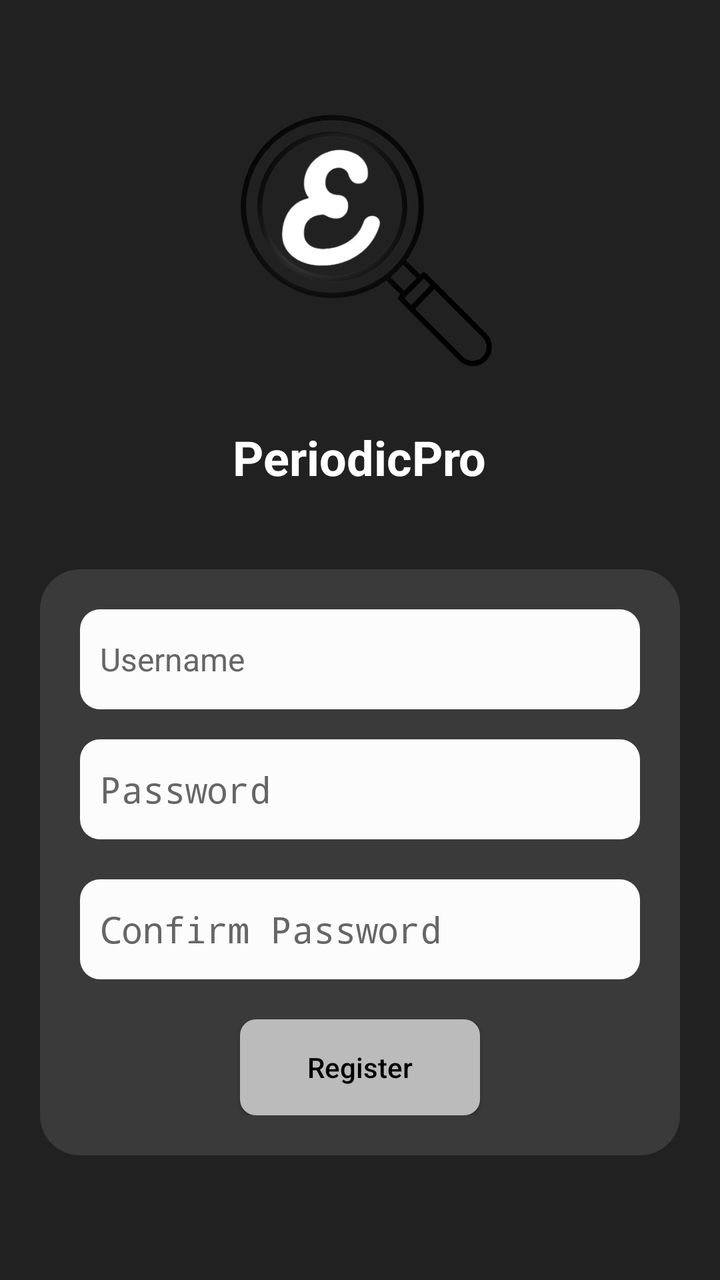
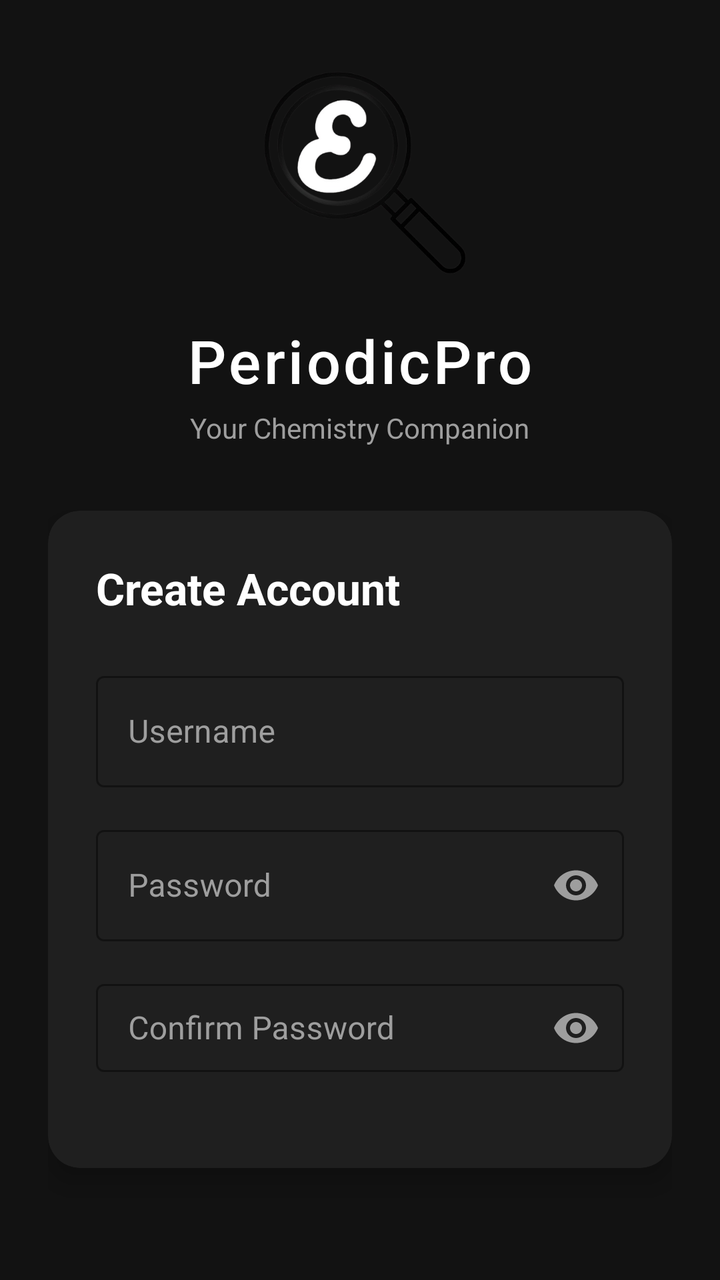

An Android layout rendered at two revisions. The XML below is the earlier revision; the diff shows what the commit changed to produce the second picture.
<!-- AndroidManifest.xml: application theme Theme.PeriodicPro -->
<!-- res/layout/activity_register.xml -->
<?xml version="1.0" encoding="utf-8"?>
<LinearLayout xmlns:android="http://schemas.android.com/apk/res/android"
    xmlns:tools="http://schemas.android.com/tools"
    android:layout_width="match_parent"
    android:layout_height="match_parent"
    android:orientation="vertical"
    android:background="#212121"
    android:gravity="center">

    
    <ImageView
        android:layout_width="150dp"
        android:layout_height="150dp"
        android:src="@drawable/logo"
        android:layout_marginBottom="20dp"/>

    
    <TextView
        android:layout_width="wrap_content"
        android:layout_height="wrap_content"
        android:text="PeriodicPro"
        android:textSize="24sp"
        android:textColor="#FFFFFF"
        android:textStyle="bold"
        android:layout_marginBottom="20dp"/>

    
    <LinearLayout
        android:layout_width="match_parent"
        android:layout_height="wrap_content"
        android:orientation="vertical"
        android:padding="20dp"
        android:layout_margin="20dp"
        android:gravity="center"
        android:layout_marginTop="50dp"
        android:layout_marginBottom="30dp"
        android:paddingTop="40dp"
        android:paddingBottom="40dp"
        android:background="@drawable/rounded_form_bg">

        
        <EditText
            android:id="@+id/edittext_usernameRegister"
            android:layout_width="match_parent"
            android:layout_height="50dp"
            android:hint="Username"
            android:textColorHint="#666666"
            android:textColor="#000000"
            android:padding="10dp"
            android:layout_marginBottom="15dp"
            android:background="@drawable/rounded_input_bg"
            android:textSize="16sp"
            tools:ignore="VisualLintTextFieldSize" />

        
        <EditText
            android:id="@+id/edittext_passwordRegister"
            android:layout_width="match_parent"
            android:layout_height="50dp"
            android:hint="Password"
            android:textColorHint="#666666"
            android:textColor="#000000"
            android:padding="10dp"
            android:inputType="textPassword"
            android:layout_marginBottom="20dp"
            android:background="@drawable/rounded_input_bg"
            tools:ignore="VisualLintTextFieldSize" />

        <EditText
            android:id="@+id/edittext_confirmPassword"
            android:layout_width="match_parent"
            android:layout_height="50dp"
            android:hint="Confirm Password"
            android:textColorHint="#666666"
            android:textColor="#000000"
            android:padding="10dp"
            android:inputType="textPassword"
            android:layout_marginBottom="20dp"
            android:background="@drawable/rounded_input_bg"
            tools:ignore="VisualLintTextFieldSize" />

        
        <Button
            android:id="@+id/button_goToLogin"
            android:layout_width="120dp"
            android:layout_height="48dp"
            android:text="Register"
            android:textColor="#000000"
            android:padding="10dp"
            android:textAllCaps="false"
            android:background="@drawable/rounded_button_bg"/>
    </LinearLayout>


</LinearLayout>
<!-- resources referenced by this layout -->
<resources>
  <!-- drawable logo: png bitmap (drawable, 91512 bytes) -->
  <!-- drawable rounded_button_bg (drawable) -->
  <?xml version="1.0" encoding="utf-8"?>
  <shape xmlns:android="http://schemas.android.com/apk/res/android"
      android:shape="rectangle">
      <solid android:color="#bbbbbb" />
      <corners android:radius="8dp" />
  </shape>
  <!-- drawable rounded_form_bg (drawable) -->
  <?xml version="1.0" encoding="utf-8"?>
  <shape xmlns:android="http://schemas.android.com/apk/res/android">
      <solid android:color="#3b3a3a"/> 
      <corners android:radius="20dp"/> 
  </shape>
  <!-- drawable rounded_input_bg (drawable) -->
  <?xml version="1.0" encoding="utf-8"?>
  <shape xmlns:android="http://schemas.android.com/apk/res/android">
      <solid android:color="#fcfcfc"/> 
      <corners android:radius="10dp"/> 
  </shape>
  <style name="Theme.PeriodicPro" parent="Theme.AppCompat.DayNight.NoActionBar">
          <item name="colorPrimary">#212121</item>
          <item name="colorPrimaryDark">#171717</item>
          <item name="colorAccent">#00796B</item>
          <item name="android:windowBackground">#212121</item>
      </style>
</resources>

<!-- the commit's change to res/layout/activity_register.xml (unified diff, before → after) -->
@@ -1,95 +1,176 @@
 <?xml version="1.0" encoding="utf-8"?>
 <LinearLayout xmlns:android="http://schemas.android.com/apk/res/android"
     xmlns:tools="http://schemas.android.com/tools"
+    xmlns:app="http://schemas.android.com/apk/res-auto"
     android:layout_width="match_parent"
     android:layout_height="match_parent"
     android:orientation="vertical"
-    android:background="#212121"
-    android:gravity="center">
-
-    
-    <ImageView
-        android:layout_width="150dp"
-        android:layout_height="150dp"
-        android:src="@drawable/logo"
-        android:layout_marginBottom="20dp"/>
-
-    
-    <TextView
-        android:layout_width="wrap_content"
-        android:layout_height="wrap_content"
-        android:text="PeriodicPro"
-        android:textSize="24sp"
-        android:textColor="#FFFFFF"
-        android:textStyle="bold"
-        android:layout_marginBottom="20dp"/>
+    android:background="#121212"
+    android:gravity="center"
+    android:padding="24dp">
 
     
     <LinearLayout
         android:layout_width="match_parent"
         android:layout_height="wrap_content"
         android:orientation="vertical"
-        android:padding="20dp"
-        android:layout_margin="20dp"
         android:gravity="center"
-        android:layout_marginTop="50dp"
-        android:layout_marginBottom="30dp"
-        android:paddingTop="40dp"
-        android:paddingBottom="40dp"
-        android:background="@drawable/rounded_form_bg">
+        android:layout_marginBottom="32dp">
+        
+        
+        <ImageView
+            android:layout_width="120dp"
+            android:layout_height="120dp"
+            android:src="@drawable/logo"
+            android:layout_marginBottom="16dp"/>
 
         
-        <EditText
-            android:id="@+id/edittext_usernameRegister"
-            android:layout_width="match_parent"
-            android:layout_height="50dp"
-            android:hint="Username"
-            android:textColorHint="#666666"
-            android:textColor="#000000"
-            android:padding="10dp"
-            android:layout_marginBottom="15dp"
-            android:background="@drawable/rounded_input_bg"
-            android:textSize="16sp"
-            tools:ignore="VisualLintTextFieldSize" />
-
+        <TextView
+            android:layout_width="wrap_content"
+            android:layout_height="wrap_content"
+            android:text="PeriodicPro"
+            android:textSize="30sp"
+            android:textColor="#FFFFFF"
+            android:fontFamily="sans-serif-medium"
+            android:letterSpacing="0.05"/>
+            
         
-        <EditText
-            android:id="@+id/edittext_passwordRegister"
-            android:layout_width="match_parent"
-            android:layout_height="50dp"
-            android:hint="Password"
-            android:textColorHint="#666666"
-            android:textColor="#000000"
-            android:padding="10dp"
-            android:inputType="textPassword"
-            android:layout_marginBottom="20dp"
-            android:background="@drawable/rounded_input_bg"
-            tools:ignore="VisualLintTextFieldSize" />
-
-        <EditText
-            android:id="@+id/edittext_confirmPassword"
-            android:layout_width="match_parent"
-            android:layout_height="50dp"
-            android:hint="Confirm Password"
-            android:textColorHint="#666666"
-            android:textColor="#000000"
-            android:padding="10dp"
-            android:inputType="textPassword"
-            android:layout_marginBottom="20dp"
-            android:background="@drawable/rounded_input_bg"
-            tools:ignore="VisualLintTextFieldSize" />
-
-        
-        <Button
-            android:id="@+id/button_goToLogin"
-            android:layout_width="120dp"
-            android:layout_height="48dp"
-            android:text="Register"
-            android:textColor="#000000"
-            android:padding="10dp"
-            android:textAllCaps="false"
-            android:background="@drawable/rounded_button_bg"/>
+        <TextView
+            android:layout_width="wrap_content"
+            android:layout_height="wrap_content"
+            android:text="Your Chemistry Companion"
+            android:textSize="14sp"
+            android:textColor="#9E9E9E"
+            android:layout_marginTop="4dp"/>
     </LinearLayout>
 
+    
+    <androidx.cardview.widget.CardView
+        android:layout_width="match_parent"
+        android:layout_height="wrap_content"
+        android:layout_marginBottom="32dp"
+        app:cardCornerRadius="16dp"
+        app:cardBackgroundColor="#1F1F1F"
+        app:cardElevation="8dp">
 
+        <LinearLayout
+            android:layout_width="match_parent"
+            android:layout_height="wrap_content"
+            android:orientation="vertical"
+            android:padding="24dp">
+
+            <TextView
+                android:layout_width="match_parent"
+                android:layout_height="wrap_content"
+                android:text="Create Account"
+                android:textColor="#FFFFFF"
+                android:textSize="22sp"
+                android:textStyle="bold"
+                android:layout_marginBottom="24dp" />
+
+            
+            <com.google.android.material.textfield.TextInputLayout
+                android:layout_width="match_parent"
+                android:layout_height="wrap_content"
+                android:layout_marginBottom="16dp"
+                android:hint="Username"
+                app:hintTextColor="#8C9EFF"
+                android:textColorHint="#9E9E9E"
+                app:boxStrokeColor="#8C9EFF"
+                style="@style/Widget.MaterialComponents.TextInputLayout.OutlinedBox">
+
+                <com.google.android.material.textfield.TextInputEditText
+                    android:id="@+id/edittext_usernameRegister"
+                    android:layout_width="match_parent"
+                    android:layout_height="wrap_content"
+                    android:textColor="#FFFFFF"
+                    android:textSize="16sp"
+                    android:inputType="text" />
+            </com.google.android.material.textfield.TextInputLayout>
+
+            
+            <com.google.android.material.textfield.TextInputLayout
+                android:layout_width="match_parent"
+                android:layout_height="wrap_content"
+                android:layout_marginBottom="16dp"
+                android:hint="Password"
+                app:hintTextColor="#8C9EFF"
+                android:textColorHint="#9E9E9E"
+                app:boxStrokeColor="#8C9EFF"
+                app:passwordToggleEnabled="true"
+                app:passwordToggleTint="#9E9E9E"
+                style="@style/Widget.MaterialComponents.TextInputLayout.OutlinedBox">
+
+                <com.google.android.material.textfield.TextInputEditText
+                    android:id="@+id/edittext_passwordRegister"
+                    android:layout_width="match_parent"
+                    android:layout_height="wrap_content"
+                    android:textColor="#FFFFFF"
+                    android:textSize="16sp"
+                    android:inputType="textPassword" />
+            </com.google.android.material.textfield.TextInputLayout>
+
+            
+            <com.google.android.material.textfield.TextInputLayout
+                android:layout_width="match_parent"
+                android:layout_height="wrap_content"
+                android:layout_marginBottom="24dp"
+                android:hint="Confirm Password"
+                app:hintTextColor="#8C9EFF"
+                android:textColorHint="#9E9E9E"
+                app:boxStrokeColor="#8C9EFF"
+                app:passwordToggleEnabled="true"
+                app:passwordToggleTint="#9E9E9E"
+                style="@style/Widget.MaterialComponents.TextInputLayout.OutlinedBox">
+
+                <com.google.android.material.textfield.TextInputEditText
+                    android:id="@+id/edittext_confirmPassword"
+                    android:layout_width="match_parent"
+                    android:layout_height="wrap_content"
+                    android:textColor="#FFFFFF"
+                    android:textSize="16sp"
+                    android:inputType="textPassword" />
+            </com.google.android.material.textfield.TextInputLayout>
+
+            
+            <com.google.android.material.button.MaterialButton
+                android:id="@+id/button_goToLogin"
+                android:layout_width="match_parent"
+                android:layout_height="56dp"
+                android:text="Register"
+                android:textColor="#FFFFFF"
+                android:textSize="16sp"
+                app:cornerRadius="8dp"
+                app:backgroundTint="#8C9EFF"
+                android:textAllCaps="false" />
+        </LinearLayout>
+    </androidx.cardview.widget.CardView>
+
+    
+    <LinearLayout
+        android:layout_width="wrap_content"
+        android:layout_height="wrap_content"
+        android:orientation="horizontal"
+        android:gravity="center">
+        
+        <TextView
+            android:layout_width="wrap_content"
+            android:layout_height="wrap_content"
+            android:text="Already have an account? "
+            android:textColor="#9E9E9E"
+            android:textSize="14sp" />
+            
+        <TextView
+            android:id="@+id/button_goBackToLogin"
+            android:layout_width="wrap_content"
+            android:layout_height="wrap_content"
+            android:text="Login"
+            android:textColor="#8C9EFF"
+            android:textSize="14sp"
+            android:clickable="true"
+            android:focusable="true"
+            android:textStyle="bold"
+            android:background="?attr/selectableItemBackground"
+            android:padding="4dp" />
+    </LinearLayout>
 </LinearLayout>
<!-- resource entries referenced after the edit -->
@@ -1,30 +1,14 @@
 <!-- resources referenced by this layout -->
 <resources>
   <!-- drawable logo: png bitmap (drawable, 91512 bytes) -->
-  <!-- drawable rounded_button_bg (drawable) -->
-  <?xml version="1.0" encoding="utf-8"?>
-  <shape xmlns:android="http://schemas.android.com/apk/res/android"
-      android:shape="rectangle">
-      <solid android:color="#bbbbbb" />
-      <corners android:radius="8dp" />
-  </shape>
-  <!-- drawable rounded_form_bg (drawable) -->
-  <?xml version="1.0" encoding="utf-8"?>
-  <shape xmlns:android="http://schemas.android.com/apk/res/android">
-      <solid android:color="#3b3a3a"/> 
-      <corners android:radius="20dp"/> 
-  </shape>
-  <!-- drawable rounded_input_bg (drawable) -->
-  <?xml version="1.0" encoding="utf-8"?>
-  <shape xmlns:android="http://schemas.android.com/apk/res/android">
-      <solid android:color="#fcfcfc"/> 
-      <corners android:radius="10dp"/> 
-  </shape>
-  <style name="Theme.PeriodicPro" parent="Theme.AppCompat.DayNight.NoActionBar">
+  <style name="Theme.PeriodicPro" parent="Theme.MaterialComponents.DayNight.NoActionBar">
           <item name="colorPrimary">#212121</item>
           <item name="colorPrimaryDark">#171717</item>
           <item name="colorAccent">#00796B</item>
           <item name="android:windowBackground">#212121</item>
+          <item name="colorSecondary">#1976D2</item>
+          <item name="colorSurface">#1F1F1F</item>
+          <item name="colorOnSurface">#FFFFFF</item>
       </style>
 </resources>
 
